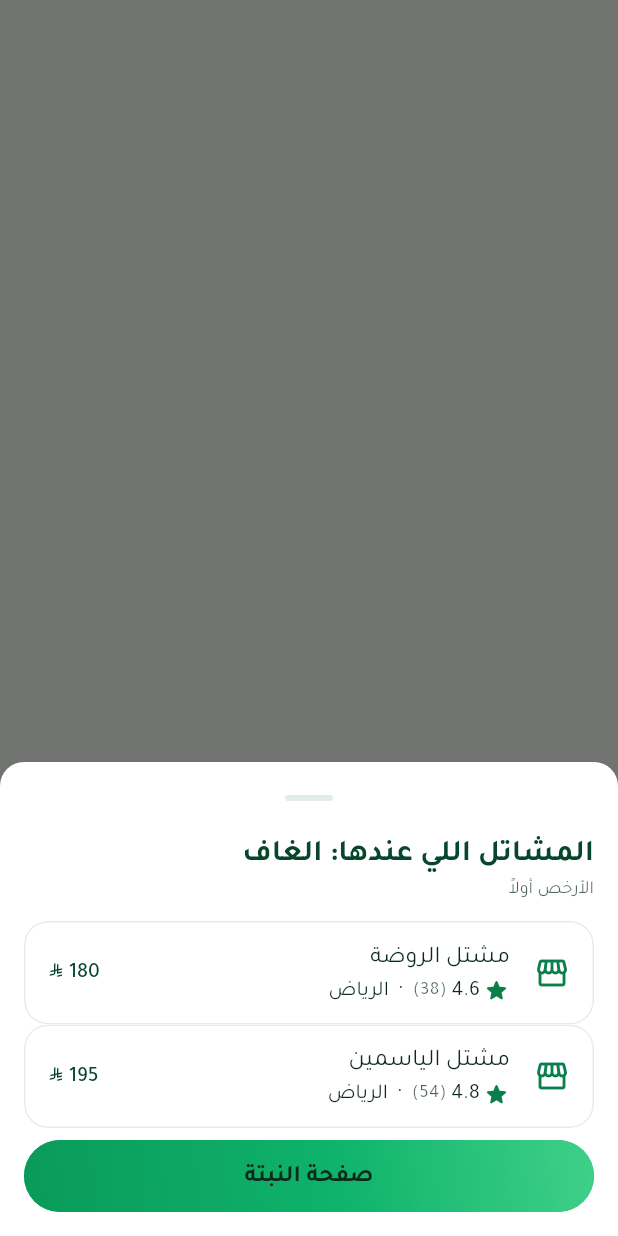
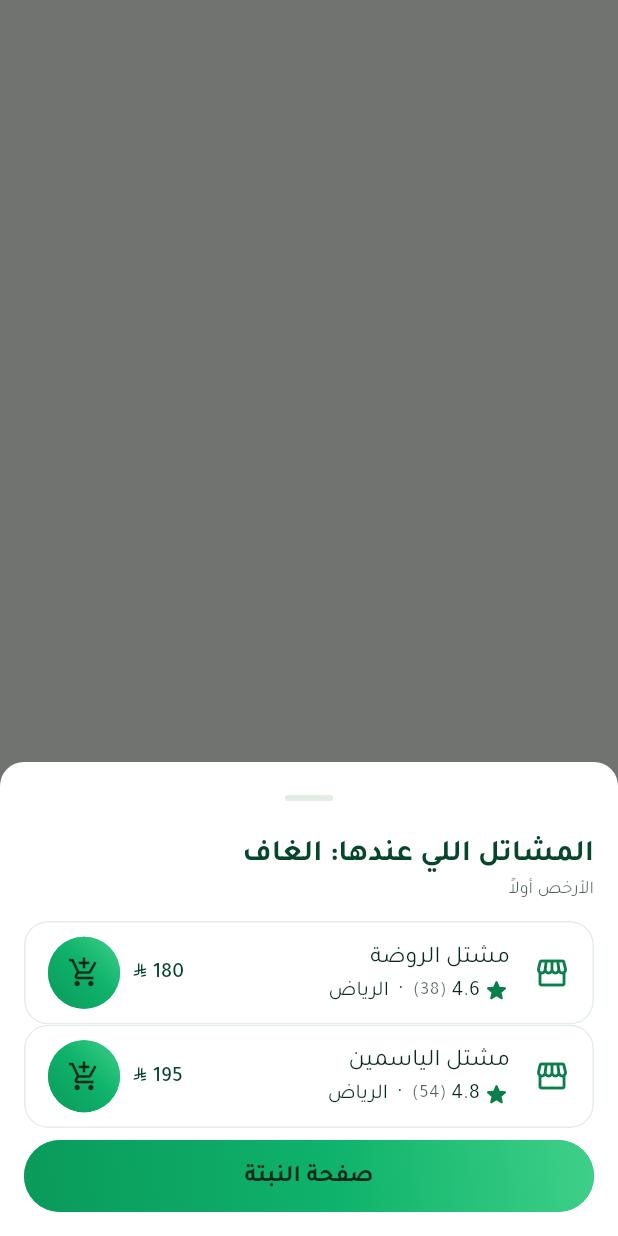
Before and after one commit to khalednjed-pixel/mashtal, a Flutter app: what showNurseryCompare() shows on an empty page, opened directly with sample values from the repository, on a phone screen of 412 x 824 dp. Run offline on Flutter 3.47's test engine with Material 3 defaults, Android fonts, the phone set to English and light mode, and no system bars; our stand-ins replace go_router, image_picker, shared_preferences; accounts and stored records are empty.

Commit message:
Add to cart from the matches sheet (US-12)
The "Nurseries that have it" sheet on the Choose results now has the
same round add-to-cart button as the plant page's "Where to find it"
list. The button is a shared AddToCartButton widget; in the sheet it
shows a count badge and greys out at max stock instead of a snack bar,
which would be hidden behind the sheet.

Co-Authored-By: Claude Opus 5.5 <noreply@anthropic.com>
Claude-Session: https://claude.ai/code/session_019bFiYXdwZFMve56TUgbinB

```diff
--- a/lib/ui/customer/choose_screen.dart
+++ b/lib/ui/customer/choose_screen.dart
@@ -8,6 +8,7 @@ import '../../logic/suitability.dart';
 import '../../models/models.dart';
 import '../../state/app_state.dart';
 import '../theme.dart';
+import '../widgets/add_to_cart_button.dart';
 import '../widgets/common.dart';
 import '../widgets/plant_photo.dart';
 
@@ -650,7 +651,17 @@ Future<void> showNurseryCompare(BuildContext context, Plant plant, {String? city
                           leading: const Icon(Icons.storefront),
                           title: Text(nursery.name(c.lang)),
                           subtitle: Row(children: [RatingLabel(rating: nursery.rating, count: nursery.ratingCount), Text('  ·  ${c.trCity(nursery.city)}')]),
-                          trailing: Text(formatPrice(c, listing.price), style: theme.textTheme.titleSmall?.copyWith(color: theme.colorScheme.primary)),
+                          trailing: Row(
+                            mainAxisSize: MainAxisSize.min,
+                            children: [
+                              Text(formatPrice(c, listing.price), style: theme.textTheme.titleSmall?.copyWith(color: theme.colorScheme.primary)),
+                              // Same add button as the plant page's "Where to find it".
+                              if (c.watch<AppState>().canShop) ...[
+                                const SizedBox(width: MashtalSpace.sm),
+                                AddToCartButton(listing: listing, showCount: true),
+                              ],
+                            ],
+                          ),
                           onTap: () {
                             Navigator.pop(c);
                             context.go('/shop/nursery/${nursery.id}');
--- /dev/null
+++ b/lib/ui/widgets/add_to_cart_button.dart
@@ -0,0 +1,57 @@
+import 'package:flutter/material.dart';
+import 'package:provider/provider.dart';
+
+import '../../l10n/strings.dart';
+import '../../models/models.dart';
+import '../../state/app_state.dart';
+import '../theme.dart';
+
+/// Round emerald add-to-cart button for one nursery's listing, used on the
+/// plant page's "Where to find it" list and in the Choose results'
+/// "Nurseries that have it" sheet.
+///
+/// With [showCount] the button carries a badge with how many are already in
+/// the cart and greys out once the cart holds all the stock, instead of a
+/// snack bar (a snack bar would sit hidden behind a bottom sheet).
+class AddToCartButton extends StatelessWidget {
+  const AddToCartButton({super.key, required this.listing, this.showCount = false});
+  final Listing listing;
+  final bool showCount;
+
+  @override
+  Widget build(BuildContext context) {
+    final app = context.watch<AppState>();
+    final inCart = app.cart[listing.id] ?? 0;
+    final full = showCount && app.roomFor(listing.id) <= 0;
+    final button = IconButton.filled(
+      key: Key('add-${listing.id}'),
+      tooltip: context.tr('addToCart'),
+      icon: const Icon(Icons.add_shopping_cart, size: 22),
+      style: IconButton.styleFrom(backgroundColor: MashtalColors.emerald, foregroundColor: MashtalColors.forestDeep, fixedSize: const Size(48, 48)).copyWith(
+        backgroundBuilder: full
+            ? null
+            : (context, states, child) => DecoratedBox(
+                decoration: const BoxDecoration(gradient: MashtalColors.emeraldBlend, shape: BoxShape.circle),
+                child: child,
+              ),
+      ),
+      onPressed: full
+          ? null
+          : () {
+              final added = context.read<AppState>().addToCart(listing.id);
+              if (showCount) return;
+              ScaffoldMessenger.of(context)
+                ..hideCurrentSnackBar()
+                ..showSnackBar(SnackBar(content: Text(context.tr(added ? 'addedToCart' : 'maxStockReached')), duration: const Duration(seconds: 1)));
+            },
+    );
+    if (!showCount) return button;
+    return Badge(
+      key: Key('inCart-${listing.id}'),
+      isLabelVisible: inCart > 0,
+      label: Text('$inCart'),
+      backgroundColor: MashtalColors.forestDeep,
+      child: button,
+    );
+  }
+}
```
Also changed, not shown: lib/ui/customer/plant_detail_screen.dart (+2 -24 lines), 1 other file.
